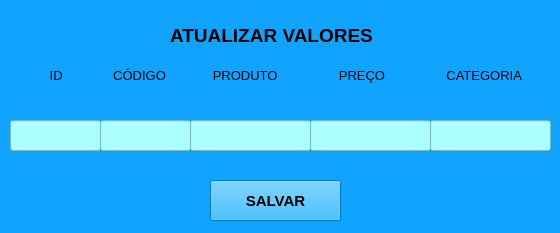
Dani3l03/Python-Banco, file editar.ui: the form before one commit.
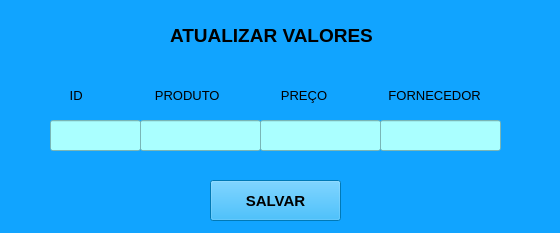
The form after the commit.

```diff
--- a/editar.ui
+++ b/editar.ui
@@ -43,25 +43,7 @@
    <widget class="QLineEdit" name="lineEdit">
     <property name="geometry">
      <rect>
-      <x>10</x>
-      <y>120</y>
-      <width>91</width>
-      <height>31</height>
-     </rect>
-    </property>
-    <property name="font">
-     <font>
-      <pointsize>10</pointsize>
-     </font>
-    </property>
-    <property name="styleSheet">
-     <string notr="true">background-color: rgb(170, 255, 255);</string>
-    </property>
-   </widget>
-   <widget class="QLineEdit" name="lineEdit_2">
-    <property name="geometry">
-     <rect>
-      <x>100</x>
+      <x>50</x>
       <y>120</y>
       <width>91</width>
       <height>31</height>
@@ -79,7 +61,7 @@
    <widget class="QLineEdit" name="lineEdit_3">
     <property name="geometry">
      <rect>
-      <x>190</x>
+      <x>140</x>
       <y>120</y>
       <width>121</width>
       <height>31</height>
@@ -97,7 +79,7 @@
    <widget class="QLineEdit" name="lineEdit_4">
     <property name="geometry">
      <rect>
-      <x>310</x>
+      <x>260</x>
       <y>120</y>
       <width>121</width>
       <height>31</height>
@@ -115,7 +97,7 @@
    <widget class="QLineEdit" name="lineEdit_5">
     <property name="geometry">
      <rect>
-      <x>430</x>
+      <x>380</x>
       <y>120</y>
       <width>121</width>
       <height>31</height>
@@ -133,8 +115,8 @@
    <widget class="QLabel" name="label_2">
     <property name="geometry">
      <rect>
-      <x>10</x>
-      <y>60</y>
+      <x>30</x>
+      <y>80</y>
       <width>531</width>
       <height>31</height>
      </rect>
@@ -145,7 +127,7 @@
      </font>
     </property>
     <property name="text">
-     <string>           ID              CÓDIGO             PRODUTO                 PREÇO                 CATEGORIA</string>
+     <string>           ID                    PRODUTO                 PREÇO                 FORNECEDOR</string>
     </property>
    </widget>
    <widget class="QPushButton" name="pushButton">
```
